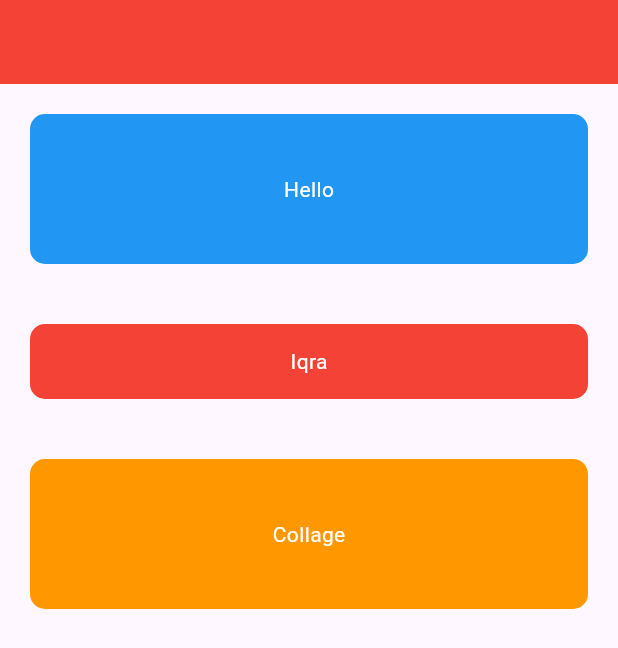
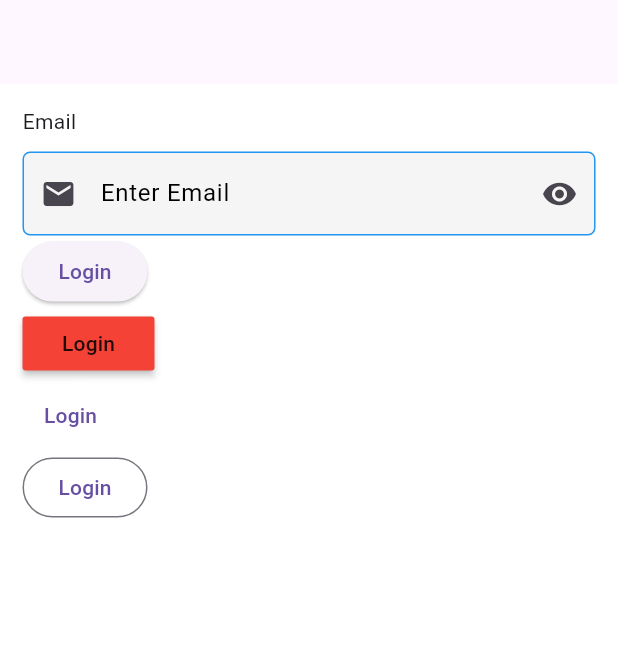
Before and after one commit to MuhShoaib/training_, a Flutter app: the screen it shows after launch, on a phone screen of 412 x 824 dp. Shown: the top 648 px of the screen. Run offline on Flutter 3.47's test engine with Material 3 defaults, Android fonts, the phone set to English and light mode, and no system bars.

Commit message:
text_field

```diff
--- a/lib/main.dart
+++ b/lib/main.dart
@@ -1,6 +1,6 @@
 import 'package:flutter/material.dart';
-import 'package:training/views/home.dart';
-import 'package:training/views/login.dart';
+import 'package:training/textfield26_08_2025/page.dart';
+
 
 void main() {
   runApp(MyApp());
@@ -11,6 +11,6 @@ class MyApp extends StatelessWidget {
 
   @override
   Widget build(BuildContext context) {
-    return MaterialApp(home: Home(), debugShowCheckedModeBanner: false);
+    return MaterialApp(home: SignIn(), debugShowCheckedModeBanner: false);
   }
 }
--- /dev/null
+++ b/lib/textfield26_08_2025/page.dart
@@ -0,0 +1,157 @@
+import 'dart:developer';
+
+import 'package:flutter/material.dart';
+
+class SignIn extends StatefulWidget {
+  const SignIn({super.key});
+
+  @override
+  State<SignIn> createState() => _SignInState();
+}
+
+class _SignInState extends State<SignIn> {
+  bool isObscure = false;
+
+  String emailText = "";
+
+  TextEditingController email = TextEditingController();
+
+  @override
+  Widget build(BuildContext context) {
+    return Scaffold(
+      backgroundColor: Colors.white,
+      appBar: AppBar(),
+      body: Padding(
+        padding: const EdgeInsets.symmetric(horizontal: 15, vertical: 15),
+        child: Column(
+          crossAxisAlignment: CrossAxisAlignment.start,
+          children: [
+            Text("Email"),
+            SizedBox(height: 10),
+
+            // Row(
+            //   children: [
+            //     Expanded(
+            //       child: TextField(
+            //         keyboardType: TextInputType.phone,
+            //         style: TextStyle(color: Colors.red),
+            //         decoration: InputDecoration(
+            //           label: Text("Email"),
+            //           hintText: "Enter Email",
+            //           hintStyle: TextStyle(color: Colors.black),
+            //           filled: true,
+            //           fillColor: Colors.grey.shade100,
+            //           enabledBorder: OutlineInputBorder(
+            //             borderRadius: BorderRadius.circular(5),
+            //             borderSide: BorderSide(color: Colors.blue),
+            //           ),
+            //           focusedBorder: OutlineInputBorder(
+            //             borderRadius: BorderRadius.circular(5),
+            //             borderSide: BorderSide(color: Colors.red),
+            //           ),
+            //           border: OutlineInputBorder(
+            //             borderRadius: BorderRadius.circular(5),
+            //             borderSide: BorderSide(color: Colors.black),
+            //           ),
+            //         ),
+            //       ),
+            //     ),
+            //     SizedBox(width: 20),
+            //     Expanded(
+            //       child: TextField(
+            //         keyboardType: TextInputType.phone,
+            //         style: TextStyle(color: Colors.red),
+            //         decoration: InputDecoration(
+            //           label: Text("Email"),
+            //           hintText: "Enter Email",
+            //           hintStyle: TextStyle(color: Colors.black),
+            //           filled: true,
+            //           fillColor: Colors.grey.shade100,
+            //           enabledBorder: OutlineInputBorder(
+            //             borderRadius: BorderRadius.circular(5),
+            //             borderSide: BorderSide(color: Colors.blue),
+            //           ),
+            //           focusedBorder: OutlineInputBorder(
+            //             borderRadius: BorderRadius.circular(5),
+            //             borderSide: BorderSide(color: Colors.red),
+            //           ),
+            //           border: OutlineInputBorder(
+            //             borderRadius: BorderRadius.circular(5),
+            //             borderSide: BorderSide(color: Colors.black),
+            //           ),
+            //         ),
+            //       ),
+            //     ),
+            //   ],
+            // ),
+            TextField(
+              controller: email,
+
+              onChanged: (value) {
+                // log(value);
+                setState(() {
+                  emailText = value;
+                });
+              },
+              keyboardType: TextInputType.phone,
+              obscureText: isObscure,
+              style: TextStyle(color: Colors.red),
+              decoration: InputDecoration(
+                prefixIcon: Icon(Icons.email),
+                suffixIcon: IconButton(
+                  onPressed: () {
+                    setState(() {
+                      emailText = email.text;
+                    });
+                    //
+                    // if(isObscure==true){
+                    //
+                    //   isObscure=false;
+                    //
+                    //
+                    // }else{
+                    //   isObscure=true;
+                    //
+                    // }
+
+                    setState(() {
+                      isObscure = !isObscure;
+                    });
+
+                    log(isObscure.toString());
+                  },
+                  icon:
+                      isObscure
+                          ? Icon(Icons.visibility_off, color: Colors.blue)
+                          : Icon(Icons.remove_red_eye),
+                ),
+                // label: Text("Email"),
+                hintText: "Enter Email",
+                hintStyle: TextStyle(color: Colors.black),
+                filled: true,
+                fillColor: Colors.grey.shade100,
+                enabledBorder: OutlineInputBorder(
+                  borderRadius: BorderRadius.circular(5),
+                  borderSide: BorderSide(color: Colors.blue),
+                ),
+                focusedBorder: OutlineInputBorder(
+                  borderRadius: BorderRadius.circular(5),
+                  borderSide: BorderSide(color: Colors.red),
+                ),
+                border: OutlineInputBorder(
+                  borderRadius: BorderRadius.circular(5),
+                  borderSide: BorderSide(color: Colors.black),
+                ),
+              ),
+            ),
+
+            ElevatedButton(onPressed: () {}, child: Text("Login"),style: ButtonStyle(),),
+            MaterialButton(onPressed: () {}, child: Text("Login"),color:Colors.red,),
+            TextButton(onPressed: () {}, child: Text("Login")),
+            OutlinedButton(onPressed: () {}, child: Text("Login")),
+          ],
+        ),
+      ),
+    );
+  }
+}
--- a/lib/views/home.dart
+++ b/lib/views/home.dart
@@ -1,6 +1,4 @@
 import 'package:flutter/material.dart';
-
-import '../components/box.dart';
 
 class Home extends StatelessWidget {
   const Home({super.key});
@@ -8,21 +6,8 @@ class Home extends StatelessWidget {
   @override
   Widget build(BuildContext context) {
     return Scaffold(
-      appBar: AppBar(
-        backgroundColor: Colors.red,
-      ),
-      body: Column(
-        children: [
-
-          Box(text: 'Hello',),
-          Box( text: 'Iqra',height: 50,color: Colors.red,),
-          Box(color: Colors.orange, text: 'Collage',),
-
-
-
-
-        ],
-      ),
+      appBar: AppBar(backgroundColor: Colors.red),
+      body: Column(children: []),
     );
   }
 }
```
